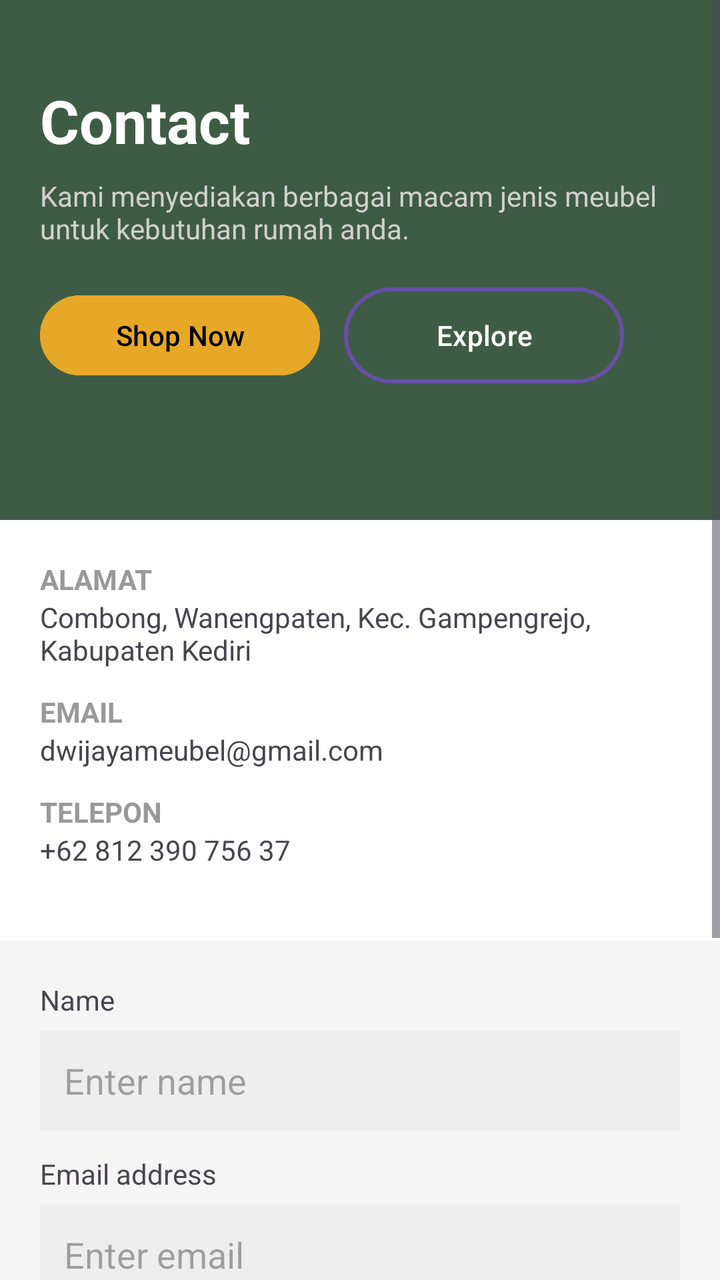
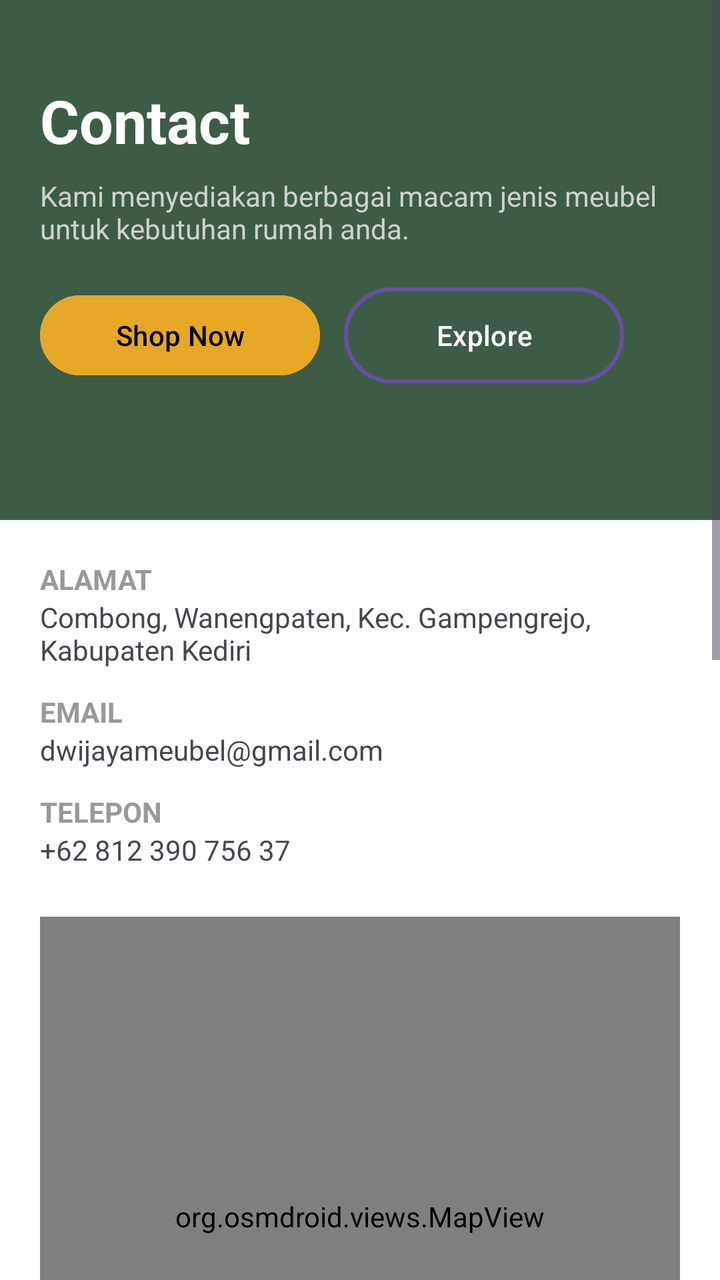

An Android layout rendered at two revisions. The XML below is the earlier revision; the diff shows what the commit changed to produce the second picture.
<!-- AndroidManifest.xml: application theme Theme.Proyek_UAS -->
<!-- res/layout/contact_fragment.xml -->
<?xml version="1.0" encoding="utf-8"?>
<ScrollView xmlns:android="http://schemas.android.com/apk/res/android"
    android:layout_width="match_parent"
    android:layout_height="match_parent"
    android:background="#F5F5F5">

    <LinearLayout
        android:layout_width="match_parent"
        android:layout_height="wrap_content"
        android:orientation="vertical">

        <LinearLayout
            android:layout_width="match_parent"
            android:layout_height="260dp"
            android:background="#3E5C45"
            android:orientation="vertical"
            android:padding="20dp">

            <TextView
                android:layout_width="wrap_content"
                android:layout_height="wrap_content"
                android:layout_marginTop="20dp"
                android:text="Contact"
                android:textColor="#FFFFFF"
                android:textSize="30sp"
                android:textStyle="bold" />

            <TextView
                android:layout_width="wrap_content"
                android:layout_height="wrap_content"
                android:layout_marginTop="8dp"
                android:text="Kami menyediakan berbagai macam jenis meubel untuk kebutuhan rumah anda."
                android:textColor="#D0D0D0" />

            <LinearLayout
                android:layout_width="wrap_content"
                android:layout_height="wrap_content"
                android:layout_marginTop="20dp"
                android:orientation="horizontal">

                <Button
                    android:id="@+id/btnShop"
                    android:layout_width="140dp"
                    android:layout_height="wrap_content"
                    android:backgroundTint="#E6A826"
                    android:text="Shop Now"
                    android:textAllCaps="false"
                    android:textColor="#000000" />

                <Button
                    android:layout_width="140dp"
                    android:layout_height="wrap_content"
                    android:layout_marginStart="12dp"
                    android:background="@drawable/btn_outline_white"
                    android:backgroundTint="@null"
                    android:text="Explore"
                    android:textAllCaps="false"
                    android:textColor="#FFFFFF" />
            </LinearLayout>

        </LinearLayout>

        <LinearLayout
            android:layout_width="match_parent"
            android:layout_height="wrap_content"
            android:background="#FFFFFF"
            android:padding="20dp"
            android:orientation="vertical">

            <TextView
                android:text="ALAMAT"
                android:textColor="#999999"
                android:textStyle="bold"
                android:layout_width="wrap_content"
                android:layout_height="wrap_content"/>

            <TextView
                android:text="Combong, Wanengpaten, Kec. Gampengrejo, Kabupaten Kediri"
                android:layout_marginBottom="12dp"
                android:layout_width="wrap_content"
                android:layout_height="wrap_content"/>

            <TextView
                android:text="EMAIL"
                android:textColor="#999999"
                android:textStyle="bold"
                android:layout_width="wrap_content"
                android:layout_height="wrap_content"/>

            <TextView
                android:text="dwijayameubel@gmail.com"
                android:layout_marginBottom="12dp"
                android:layout_width="wrap_content"
                android:layout_height="wrap_content"/>

            <TextView
                android:text="TELEPON"
                android:textColor="#999999"
                android:textStyle="bold"
                android:layout_width="wrap_content"
                android:layout_height="wrap_content"/>

            <TextView
                android:text="+62 812 390 756 37"
                android:layout_marginBottom="16dp"
                android:layout_width="wrap_content"
                android:layout_height="wrap_content"/>

        </LinearLayout>

        <LinearLayout
            android:layout_width="match_parent"
            android:layout_height="wrap_content"
            android:padding="20dp"
            android:orientation="vertical">

            <TextView
                android:text="Name"
                android:layout_width="wrap_content"
                android:layout_height="wrap_content"/>

            <EditText
                android:layout_width="match_parent"
                android:layout_height="50dp"
                android:background="#EEEEEE"
                android:layout_marginTop="6dp"
                android:padding="12dp"
                android:hint="Enter name"/>

            <TextView
                android:text="Email address"
                android:layout_marginTop="12dp"
                android:layout_width="wrap_content"
                android:layout_height="wrap_content"/>

            <EditText
                android:layout_width="match_parent"
                android:layout_height="50dp"
                android:background="#EEEEEE"
                android:layout_marginTop="6dp"
                android:padding="12dp"
                android:hint="Enter email"/>

            <TextView
                android:text="Message"
                android:layout_marginTop="12dp"
                android:layout_width="wrap_content"
                android:layout_height="wrap_content"/>

            <EditText
                android:layout_width="match_parent"
                android:layout_height="100dp"
                android:background="#EEEEEE"
                android:layout_marginTop="6dp"
                android:padding="12dp"
                android:hint="Your message"/>

            <Button
                android:text="Send"
                android:layout_marginTop="16dp"
                android:backgroundTint="#3F5F45"
                android:textColor="#FFFFFF"
                android:layout_width="match_parent"
                android:layout_height="wrap_content"/>

        </LinearLayout>

    </LinearLayout>
</ScrollView>
<!-- resources referenced by this layout -->
<resources>
  <!-- drawable btn_outline_white (drawable) -->
  <shape xmlns:android="http://schemas.android.com/apk/res/android">
  
      <solid android:color="@android:color/transparent"/>
  
      <stroke
          android:width="2dp"
          android:color="#FFFFFF"/>
  
      <corners android:radius="24dp"/>
  
  </shape>
  <style name="Theme.Proyek_UAS" parent="Base.Theme.Proyek_UAS" />
  <style name="Base.Theme.Proyek_UAS" parent="Theme.Material3.DayNight.NoActionBar">
          
          
      </style>
</resources>

<!-- the commit's change to res/layout/contact_fragment.xml (unified diff, before → after) -->
@@ -60,6 +60,7 @@
 
         </LinearLayout>
 
+        
         <LinearLayout
             android:layout_width="match_parent"
             android:layout_height="wrap_content"
@@ -106,8 +107,30 @@
                 android:layout_width="wrap_content"
                 android:layout_height="wrap_content"/>
 
+            
+            <org.osmdroid.views.MapView
+                android:id="@+id/map"
+                android:layout_width="match_parent"
+                android:layout_height="300dp"
+                android:layout_marginTop="8dp"
+                android:clickable="true"
+                android:focusable="true"
+                android:focusableInTouchMode="true" />
+
+            
+            <Button
+                android:id="@+id/btnMaps"
+                android:layout_width="match_parent"
+                android:layout_height="wrap_content"
+                android:layout_marginTop="12dp"
+                android:backgroundTint="#3F5F45"
+                android:text="Buka di Google Maps"
+                android:textAllCaps="false"
+                android:textColor="#FFFFFF" />
+
         </LinearLayout>
 
+        
         <LinearLayout
             android:layout_width="match_parent"
             android:layout_height="wrap_content"
